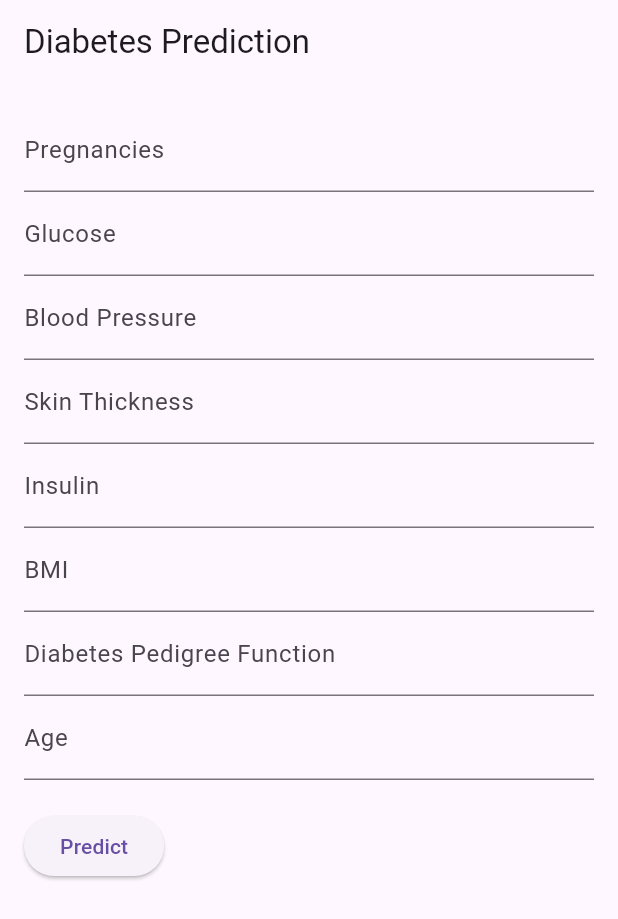
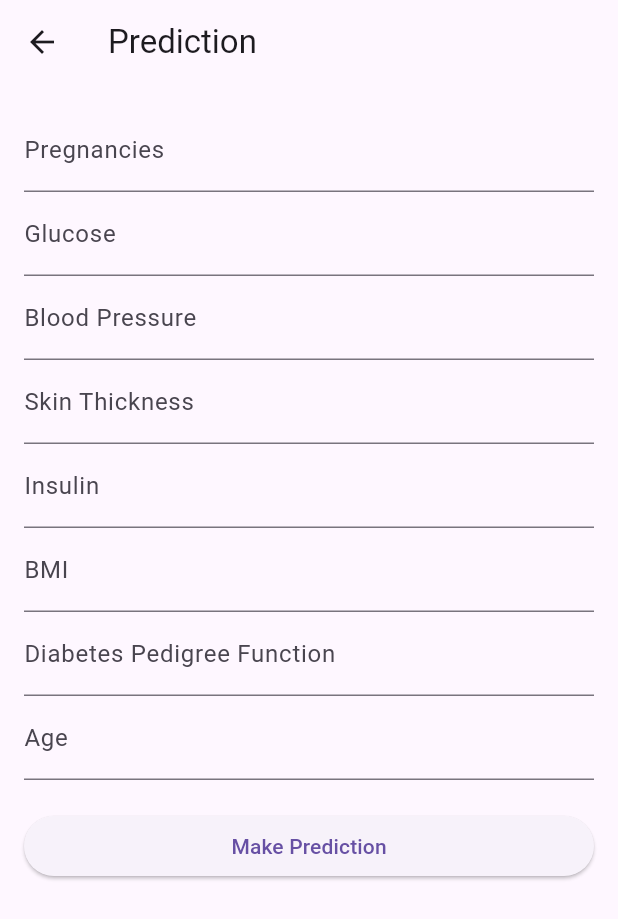
Before and after one commit to Elhameed/Diabetes_Prediction, a Flutter app: the PredictionScreen screen opened directly, on a phone screen of 412 x 824 dp. Shown: the top 919 px of the screen. Run offline on Flutter 3.47's test engine with Material 3 defaults, Android fonts, the phone set to English and light mode, and no system bars; our stand-ins replace file_picker.

Commit message:
basic prediction and retraining working

```diff
--- a/diabetes_prediction_app/lib/main.dart
+++ b/diabetes_prediction_app/lib/main.dart
@@ -1,5 +1,6 @@
 import 'package:flutter/material.dart';
-import 'api_service.dart';  // Import the API service
+import 'prediction_screen.dart';
+import 'retrain_screen.dart';
 
 void main() {
   runApp(MyApp());
@@ -13,84 +14,32 @@ class MyApp extends StatelessWidget {
       theme: ThemeData(
         primarySwatch: Colors.blue,
       ),
-      home: PredictionScreen(),
+      home: HomeScreen(),
     );
   }
 }
 
-class PredictionScreen extends StatefulWidget {
-  @override
-  _PredictionScreenState createState() => _PredictionScreenState();
-}
-
-class _PredictionScreenState extends State<PredictionScreen> {
-  final ApiService apiService = ApiService(baseUrl: 'https://diabetes-prediction-gj1e.onrender.com');
-
-  // Form inputs
-  final _pregnanciesController = TextEditingController();
-  final _glucoseController = TextEditingController();
-  final _bloodPressureController = TextEditingController();
-  final _skinThicknessController = TextEditingController();
-  final _insulinController = TextEditingController();
-  final _bmiController = TextEditingController();
-  final _diabetesPedigreeController = TextEditingController();
-  final _ageController = TextEditingController();
-
-  String prediction = '';
-  String predictionProb = '';
-
-  Future<void> _makePrediction() async {
-    Map<String, dynamic> data = {
-      "pregnancies": double.parse(_pregnanciesController.text),
-      "glucose": double.parse(_glucoseController.text),
-      "blood_pressure": double.parse(_bloodPressureController.text),
-      "skin_thickness": double.parse(_skinThicknessController.text),
-      "insulin": double.parse(_insulinController.text),
-      "bmi": double.parse(_bmiController.text),
-      "diabetes_pedigree_function": double.parse(_diabetesPedigreeController.text),
-      "age": double.parse(_ageController.text),
-    };
-
-    try {
-      var result = await apiService.makePrediction(data);
-      setState(() {
-        prediction = result['prediction'] == 1 ? 'Diabetes' : 'No Diabetes';
-        predictionProb = result['prediction_probability'].toString();
-      });
-    } catch (e) {
-      print('Error: $e');
-    }
-  }
-
+class HomeScreen extends StatelessWidget {
   @override
   Widget build(BuildContext context) {
     return Scaffold(
-      appBar: AppBar(title: Text('Diabetes Prediction')),
-      body: Padding(
-        padding: const EdgeInsets.all(16.0),
+      appBar: AppBar(title: Text('Diabetes Prediction App')),
+      body: Center(
         child: Column(
-          crossAxisAlignment: CrossAxisAlignment.start,
-          children: <Widget>[
-            TextField(controller: _pregnanciesController, decoration: InputDecoration(labelText: 'Pregnancies')),
-            TextField(controller: _glucoseController, decoration: InputDecoration(labelText: 'Glucose')),
-            TextField(controller: _bloodPressureController, decoration: InputDecoration(labelText: 'Blood Pressure')),
-            TextField(controller: _skinThicknessController, decoration: InputDecoration(labelText: 'Skin Thickness')),
-            TextField(controller: _insulinController, decoration: InputDecoration(labelText: 'Insulin')),
-            TextField(controller: _bmiController, decoration: InputDecoration(labelText: 'BMI')),
-            TextField(controller: _diabetesPedigreeController, decoration: InputDecoration(labelText: 'Diabetes Pedigree Function')),
-            TextField(controller: _ageController, decoration: InputDecoration(labelText: 'Age')),
-
-            SizedBox(height: 20),
+          mainAxisAlignment: MainAxisAlignment.center,
+          children: [
             ElevatedButton(
-              onPressed: _makePrediction,
-              child: Text('Predict'),
+              onPressed: () {
+                Navigator.push(context, MaterialPageRoute(builder: (context) => PredictionScreen()));
+              },
+              child: Text('Predict Diabetes'),
             ),
-
-            SizedBox(height: 20),
-            if (prediction.isNotEmpty)
-              Text('Prediction: $prediction'),
-            if (predictionProb.isNotEmpty)
-              Text('Probability: $predictionProb'),
+            ElevatedButton(
+              onPressed: () {
+                Navigator.push(context, MaterialPageRoute(builder: (context) => RetrainScreen()));
+              },
+              child: Text('Retrain Model'),
+            ),
           ],
         ),
       ),
--- /dev/null
+++ b/diabetes_prediction_app/lib/prediction_screen.dart
@@ -0,0 +1,129 @@
+import 'package:flutter/material.dart';
+import 'api_service.dart';
+
+class PredictionScreen extends StatefulWidget {
+  @override
+  _PredictionScreenState createState() => _PredictionScreenState();
+}
+
+class _PredictionScreenState extends State<PredictionScreen> {
+  final ApiService apiService = ApiService(baseUrl: 'https://diabetes-prediction-gj1e.onrender.com');
+
+  final _formKey = GlobalKey<FormState>();
+  final TextEditingController _pregnanciesController = TextEditingController();
+  final TextEditingController _glucoseController = TextEditingController();
+  final TextEditingController _bloodPressureController = TextEditingController();
+  final TextEditingController _skinThicknessController = TextEditingController();
+  final TextEditingController _insulinController = TextEditingController();
+  final TextEditingController _bmiController = TextEditingController();
+  final TextEditingController _diabetesPedigreeController = TextEditingController();
+  final TextEditingController _ageController = TextEditingController();
+
+  String result = '';
+  bool isLoading = false;
+
+  Future<void> _makePrediction() async {
+    if (_formKey.currentState!.validate()) {
+      setState(() {
+        isLoading = true;
+      });
+
+      try {
+        final response = await apiService.makePrediction({
+          "pregnancies": double.parse(_pregnanciesController.text),
+          "glucose": double.parse(_glucoseController.text),
+          "blood_pressure": double.parse(_bloodPressureController.text),
+          "skin_thickness": double.parse(_skinThicknessController.text),
+          "insulin": double.parse(_insulinController.text),
+          "bmi": double.parse(_bmiController.text),
+          "diabetes_pedigree_function": double.parse(_diabetesPedigreeController.text),
+          "age": double.parse(_ageController.text),
+        });
+
+        setState(() {
+          result = 'Prediction: ${response['prediction']} (Probability: ${response['prediction_probability']})';
+        });
+      } catch (e) {
+        ScaffoldMessenger.of(context).showSnackBar(SnackBar(content: Text('Error: $e')));
+      } finally {
+        setState(() {
+          isLoading = false;
+        });
+      }
+    }
+  }
+
+  @override
+  Widget build(BuildContext context) {
+    return Scaffold(
+      appBar: AppBar(title: Text('Prediction')),
+      body: Padding(
+        padding: const EdgeInsets.all(16.0),
+        child: Form(
+          key: _formKey,
+          child: ListView(
+            children: [
+              TextFormField(
+                controller: _pregnanciesController,
+                decoration: InputDecoration(labelText: 'Pregnancies'),
+                keyboardType: TextInputType.number,
+                validator: (value) => value == null || value.isEmpty ? 'Enter a value' : null,
+              ),
+              TextFormField(
+                controller: _glucoseController,
+                decoration: InputDecoration(labelText: 'Glucose'),
+                keyboardType: TextInputType.number,
+                validator: (value) => value == null || value.isEmpty ? 'Enter a value' : null,
+              ),
+              TextFormField(
+                controller: _bloodPressureController,
+                decoration: InputDecoration(labelText: 'Blood Pressure'),
+                keyboardType: TextInputType.number,
+                validator: (value) => value == null || value.isEmpty ? 'Enter a value' : null,
+              ),
+              TextFormField(
+                controller: _skinThicknessController,
+                decoration: InputDecoration(labelText: 'Skin Thickness'),
+                keyboardType: TextInputType.number,
+                validator: (value) => value == null || value.isEmpty ? 'Enter a value' : null,
+              ),
+              TextFormField(
+                controller: _insulinController,
+                decoration: InputDecoration(labelText: 'Insulin'),
+                keyboardType: TextInputType.number,
+                validator: (value) => value == null || value.isEmpty ? 'Enter a value' : null,
+              ),
+              TextFormField(
+                controller: _bmiController,
+                decoration: InputDecoration(labelText: 'BMI'),
+                keyboardType: TextInputType.number,
+                validator: (value) => value == null || value.isEmpty ? 'Enter a value' : null,
+              ),
+              TextFormField(
+                controller: _diabetesPedigreeController,
+                decoration: InputDecoration(labelText: 'Diabetes Pedigree Function'),
+                keyboardType: TextInputType.number,
+                validator: (value) => value == null || value.isEmpty ? 'Enter a value' : null,
+              ),
+              TextFormField(
+                controller: _ageController,
+                decoration: InputDecoration(labelText: 'Age'),
+                keyboardType: TextInputType.number,
+                validator: (value) => value == null || value.isEmpty ? 'Enter a value' : null,
+              ),
+              SizedBox(height: 20),
+              if (isLoading) CircularProgressIndicator(),
+              if (!isLoading)
+                ElevatedButton(
+                  onPressed: _makePrediction,
+                  child: Text('Make Prediction'),
+                ),
+              SizedBox(height: 20),
+              if (result.isNotEmpty) Text(result),
+            ],
+          ),
+        ),
+      ),
+    );
+  }
+}
--- a/diabetes_prediction_app/pubspec.yaml
+++ b/diabetes_prediction_app/pubspec.yaml
@@ -31,6 +31,8 @@ dependencies:
   flutter:
     sdk: flutter
   http: ^1.2.2
+  file_picker: ^5.2.6
+  url_launcher: ^6.1.7
 
 
   # The following adds the Cupertino Icons font to your application.
```
Also changed, not shown: diabetes_prediction_app/lib/retrain_screen.dart (added, +99 -0 lines), diabetes_prediction_app/pubspec.lock, 5 other files.
